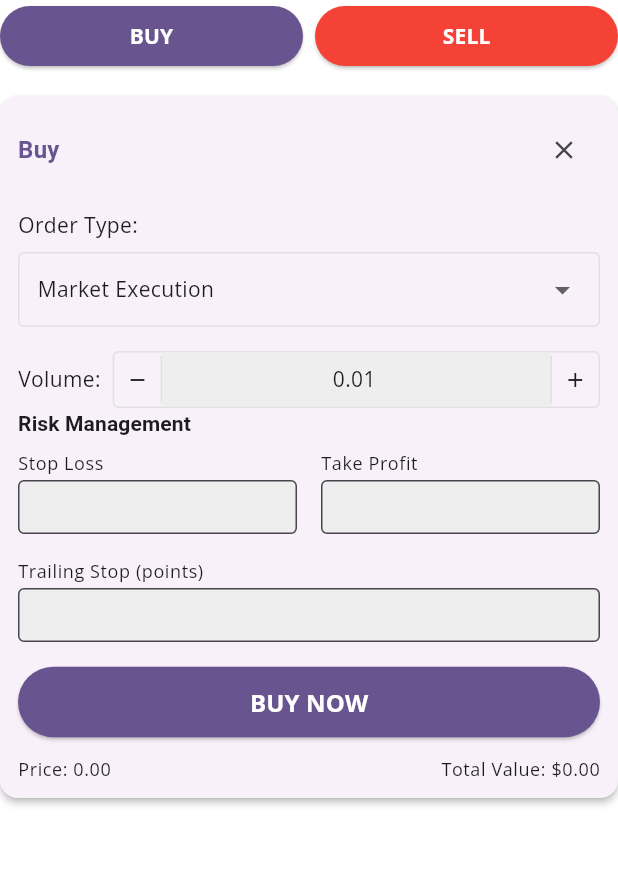
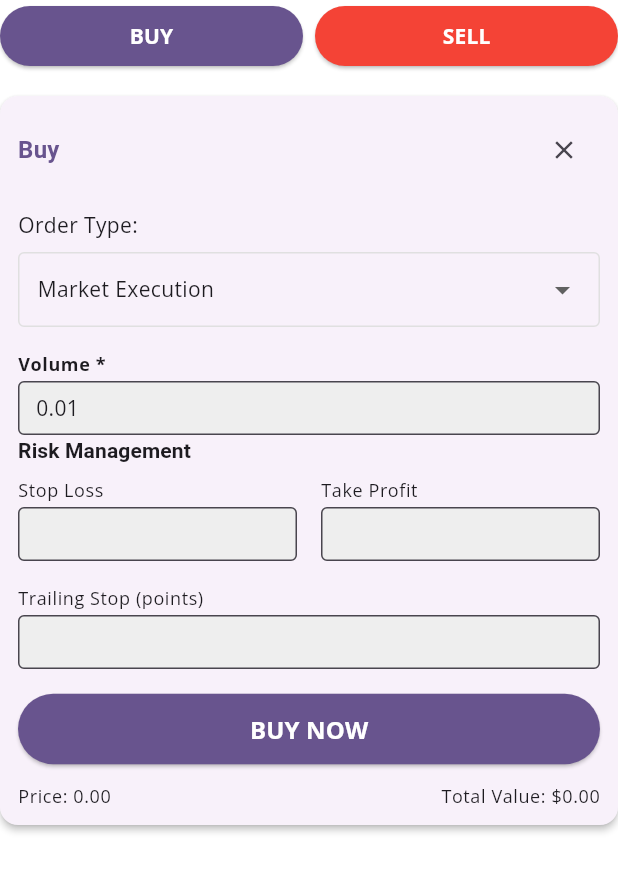
Before and after one commit to rujin2003/stock_app, a Flutter app: the TradeButtons widget shown alone on an empty page, opened directly with empty values, after a tap on "BUY", on a phone screen of 412 x 824 dp. Shown: the top 872 px of the screen. Run offline on Flutter 3.47's test engine with Material 3 defaults, Android fonts, the phone set to English and light mode, and no system bars; our stand-ins replace dio, flutter_dotenv, flutter_riverpod, gap, google_fonts, riverpod_annotation and 2 more; accounts and stored records are empty; generated files the repository leaves out were written again.

Commit message:
refactor: Streamline trade form and remove unnecessary imports
- Simplified volume input with direct TextField
- Removed debug print methods
- Updated default leverage to 500x
- Cleaned up unused imports across multiple files
- Removed unnecessary code and simplified trade form logic
- Added equality and hashCode methods for CreateTradeParams and CreateTransactionParams

```diff
--- a/lib/models/trade.dart
+++ b/lib/models/trade.dart
@@ -1,5 +1,3 @@
-import 'package:flutter/material.dart';
-
 enum TradeType {
   buy,
   sell,
--- a/lib/pages/charts_page.dart
+++ b/lib/pages/charts_page.dart
@@ -5,7 +5,6 @@ import '../widgets/trade_buttons.dart';
 import '../providers/chart_provider.dart';
 import '../providers/market_data_provider.dart';
 import '../providers/market_watcher_provider.dart';
-import '../models/symbol.dart';
 
 class ChartsPage extends ConsumerWidget {
   const ChartsPage({super.key});
--- a/lib/providers/trade_provider.dart
+++ b/lib/providers/trade_provider.dart
@@ -39,7 +39,7 @@ class TradeForm {
 
   TradeForm({
     this.volume = 0.01,
-    this.leverage = 25.0,
+    this.leverage = 500.0,
     this.orderType = OrderType.market,
     this.limitPrice,
     this.stopPrice,
@@ -156,4 +156,21 @@ class CreateTradeParams {
     required this.type,
     required this.currentPrice,
   });
+
+  @override
+  bool operator ==(Object other) {
+    if (identical(this, other)) return true;
+    return other is CreateTradeParams &&
+        other.symbolCode == symbolCode &&
+        other.symbolName == symbolName &&
+        other.type == type &&
+        other.currentPrice == currentPrice;
+  }
+
+  @override
+  int get hashCode =>
+      symbolCode.hashCode ^
+      symbolName.hashCode ^
+      type.hashCode ^
+      currentPrice.hashCode;
 }
--- a/lib/widgets/trade_buttons.dart
+++ b/lib/widgets/trade_buttons.dart
@@ -4,7 +4,6 @@ import 'package:flutter_riverpod/flutter_riverpod.dart';
 import '../models/symbol.dart';
 import '../models/trade.dart';
 import '../providers/trade_provider.dart';
-import '../providers/market_data_provider.dart';
 import '../widgets/responsive_layout.dart';
 
 class TradeButtons extends ConsumerStatefulWidget {
@@ -12,10 +11,10 @@ class TradeButtons extends ConsumerStatefulWidget {
   final double currentPrice;
 
   const TradeButtons({
-    Key? key,
+    super.key,
     required this.symbol,
     required this.currentPrice,
-  }) : super(key: key);
+  });
 
   @override
   ConsumerState<TradeButtons> createState() => _TradeButtonsState();
@@ -131,28 +130,16 @@ class _TradeButtonsState extends ConsumerState<TradeButtons> {
     super.dispose();
   }
 
-  void _debugPrintAllControllers(String location) {
-    print('=== DEBUG CONTROLLERS at $location ===');
-    print('Stop Loss: "${_stopLossController.text}"');
-    print('Take Profit: "${_takeProfitController.text}"');
-    print('Volume: "${_volumeController.text}"');
-    print('Limit Price: "${_limitPriceController.text}"');
-    print('Stop Price: "${_stopPriceController.text}"');
-    print('Trailing Stop: "${_trailingStopController.text}"');
-    print('=======================================');
-  }
-
   @override
   Widget build(BuildContext context) {
-    _debugPrintAllControllers('build method');
     final theme = Theme.of(context);
     final isMobile = ResponsiveLayout.isMobile(context);
     final form = ref.watch(tradeFormProvider);
 
     // Set constant leverage of 25%
-    if (form.leverage != 25) {
+    if (form.leverage != 500) {
       WidgetsBinding.instance.addPostFrameCallback((_) {
-        ref.read(tradeFormProvider.notifier).setLeverage(25);
+        ref.read(tradeFormProvider.notifier).setLeverage(500);
       });
     }
 
@@ -316,125 +303,44 @@ class _TradeButtonsState extends ConsumerState<TradeButtons> {
                   ],
 
                   // Volume (lot size)
-                  Row(
+                  Column(
+                    crossAxisAlignment: CrossAxisAlignment.start,
                     children: [
-                      Text('Volume:', style: theme.textTheme.bodyMedium),
-                      const SizedBox(width: 8),
-                      Expanded(
-                        child: Container(
-                          decoration: BoxDecoration(
-                            border: Border.all(color: Colors.grey.shade300),
-                            borderRadius: BorderRadius.circular(4),
-                          ),
-                          child: Row(
-                            children: [
-                              // Decrement button
-                              InkWell(
-                                onTap: () {
-                                  final newVolume =
-                                      (form.volume - 0.01).clamp(0.01, 1.0);
-                                  ref
-                                      .read(tradeFormProvider.notifier)
-                                      .setVolume(newVolume);
-                                },
-                                child: Container(
-                                  width: 32,
-                                  height: 32,
-                                  alignment: Alignment.center,
-                                  decoration: BoxDecoration(
-                                    border: Border(
-                                      right: BorderSide(
-                                          color: Colors.grey.shade300),
+                      Text(
+                        'Volume *',
+                        style: theme.textTheme.bodySmall?.copyWith(
+                          fontWeight: FontWeight.bold,
                         ),
                       ),
-                                  child: const Icon(Icons.remove, size: 16),
-                                ),
-                              ),
-                              // Volume text field
-                              Expanded(
-                                child: TextField(
+                      const SizedBox(height: 4),
+                      TextField(
                         controller: _volumeController,
                         focusNode: _volumeFocus,
-                                  textAlign: TextAlign.center,
-                                  keyboardType:
-                                      const TextInputType.numberWithOptions(
+                        keyboardType: const TextInputType.numberWithOptions(
                             decimal: true),
                         inputFormatters: [
                           FilteringTextInputFormatter.allow(
                               RegExp(r'^\d*\.?\d*')),
                         ],
-                                  decoration: const InputDecoration(
+                        decoration: InputDecoration(
                           isDense: true,
-                                    contentPadding:
-                                        EdgeInsets.symmetric(vertical: 8),
-                                    border: InputBorder.none,
+                          contentPadding: const EdgeInsets.symmetric(
+                            horizontal: 8,
+                            vertical: 8,
+                          ),
+                          border: OutlineInputBorder(
+                            borderRadius: BorderRadius.circular(4),
+                          ),
+                          hintText: 'Required',
                         ),
                         style: theme.textTheme.bodyMedium,
                         onChanged: (value) {
-                                    if (value.isEmpty) return;
-
                           final volume = double.tryParse(value);
-                                    if (volume == null) return;
-
-                                    final clampedVolume =
-                                        volume.clamp(0.01, 1.0);
+                          // Set a minimal volume if empty or invalid
                           ref
                               .read(tradeFormProvider.notifier)
-                                        .setVolume(clampedVolume);
-
-                                    // Only update text if value was clamped and different
-                                    if (volume != clampedVolume &&
-                                        _volumeController.text !=
-                                            clampedVolume.toStringAsFixed(2)) {
-                                      // Remember cursor position
-                                      final cursorPos = _volumeController
-                                          .selection.baseOffset;
-
-                                      // Update text without triggering another onChanged
-                                      WidgetsBinding.instance
-                                          .addPostFrameCallback((_) {
-                                        if (_volumeFocus.hasFocus) {
-                                          final newText =
-                                              clampedVolume.toStringAsFixed(2);
-                                          _volumeController.value =
-                                              TextEditingValue(
-                                            text: newText,
-                                            selection: TextSelection.collapsed(
-                                              offset: cursorPos.clamp(
-                                                  0, newText.length),
-                                            ),
-                                          );
-                                        }
-                                      });
-                                    }
+                              .setVolume(volume ?? 0.01);
                         },
-                                ),
-                              ),
-                              // Increment button
-                              InkWell(
-                                onTap: () {
-                                  final newVolume =
-                                      (form.volume + 0.01).clamp(0.01, 1.0);
-                                  ref
-                                      .read(tradeFormProvider.notifier)
-                                      .setVolume(newVolume);
-                                },
-                                child: Container(
-                                  width: 32,
-                                  height: 32,
-                                  alignment: Alignment.center,
-                                  decoration: BoxDecoration(
-                                    border: Border(
-                                      left: BorderSide(
-                                          color: Colors.grey.shade300),
-                                    ),
-                                  ),
-                                  child: const Icon(Icons.add, size: 16),
-                                ),
-                              ),
-                            ],
-                          ),
-                        ),
                       ),
                     ],
                   ),
```
Also changed, not shown: lib/pages/history_page.dart (+2 -21 lines), lib/providers/account_provider.dart (+17 -0 lines), 4 other files. Lines whose indentation alone changed are shown as unchanged.
